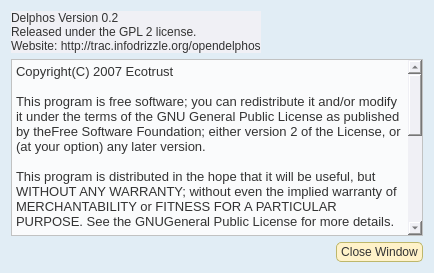
The window that src/gui/about_dialog.ui (Ecotrust/delphos) describes before a commit, drawn with Qt 5.
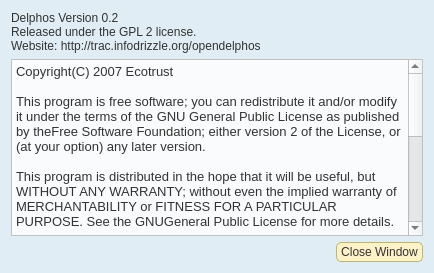
The same window after the commit.

```diff
--- a/src/gui/about_dialog.ui
+++ b/src/gui/about_dialog.ui
@@ -16,31 +16,31 @@
    <string>About Delphos</string>
   </property>
   <property name="styleSheet" >
-   <string>.QWidget {
-background-color: #E1EDF5;
+   <string notr="true" >.QWidget {
+   background-color: #E1EDF5;
 }
 
 /*Non-main window popup widgets
 QWidget {
-background-color: #f0f0f5;
+     background-color: #f0f0f5;
 }
 */
 
 
+	
 QWidget {
-background-color: #f0f0f5;
-font-family: arial;
-color: #333333;	
+    font-family: arial;
+    color: #333333;	
 }
 
 
 QHeaderView::section {
-padding-left: 6px;
-padding-right: 4px;
-background-color: #FFF7DB;
-border-width: 1px;
-border-color: darkkhaki;
-border-style: solid;
+    padding-left: 2px;
+    padding-right: 4px;
+    background-color: #FFF7DB;
+    border-width: 1px;
+    border-color: darkkhaki;
+    border-style: solid;
 }
 
 QHeaderView::section:hover {
@@ -48,38 +48,38 @@
 }
 
 /* Increase the padding, so the text is shifted when the button is
-pressed. */
+   pressed. */
 QHeaderView::section:pressed {
-padding-left: 4px;
-padding-top: 4px;
-background-color: #E6A84C;
+    padding-left: 4px;
+    padding-top: 4px;
+    background-color: #E6A84C;
 }
 
 QMainWindow {
-background-color: gainsboro;
-background-position: top right;
-background-repeat: no-repeat
+    background-color: gainsboro;
+    background-position: top right;
+    background-repeat: no-repeat
 }
 
 
 /* Nice Windows-XP-style password character. */
 QLineEdit[echoMode="2"] {
-lineedit-password-character: 9679;
+    lineedit-password-character: 9679;
 }
 
 /* We provide a min-width and min-height for push buttons
-so that they look elegant regardless of the width of the text. */
+   so that they look elegant regardless of the width of the text. */
 QPushButton {
-background-color: #FFF2C9;
-border-width: 1px;
-border-color: darkkhaki;
-border-style: solid;
-border-radius: 5;
-padding: 2px;
-padding-left: 4px;
-padding-right: 4px;
-min-width: 9ex;
-min-height: 2.5ex;
+    background-color: #FFF2C9;
+    border-width: 1px;
+    border-color: darkkhaki;
+    border-style: solid;
+    border-radius: 5;
+    padding: 2px;
+    padding-left: 4px;
+    padding-right: 4px;
+    min-width: 9ex;
+    min-height: 2.5ex;
 }
 
 QPushButton:hover {
@@ -87,49 +87,49 @@
 }
 
 /* Increase the padding, so the text is shifted when the button is
-pressed. */
+   pressed. */
 QPushButton:pressed {
-padding-left: 4px;
-padding-top: 4px;
-background-color: #E6A84C;
+    padding-left: 4px;
+    padding-top: 4px;
+    background-color: #E6A84C;
 }
 
 QLabel, QAbstractButton {
-font: normal;
+    font: normal;
 }
 
 /* Mark mandatory fields with a brownish color. */
 .mandatory {
-color: brown;
+    color: brown;
 }
 
 /* Bold text on status bar looks awful. */
 QStatusBar QLabel {
-font: normal;
+   font: normal;
 }
 
 QStatusBar::item {
-border-width: 1;
-border-color: darkkhaki;
-border-style: solid;
-border-radius: 2;
+    border-width: 1;
+    border-color: darkkhaki;
+    border-style: solid;
+    border-radius: 2;
 }
 
 QComboBox, QLineEdit, QSpinBox, QTextEdit, QListView {
-background-color: #fafbfc;
-selection-color: #0a214c;
-selection-background-color: #FFF2C9;
+    background-color: #fafbfc;
+    selection-color: #0a214c;
+    selection-background-color: #FFF2C9;
 }
 
 /* We reserve 1 pixel space in padding. When we get the focus,
-we kill the padding and enlarge the border. This makes the items
-glow. */
+   we kill the padding and enlarge the border. This makes the items
+   glow. */
 QLineEdit {
-border-width: 1px;
-padding: 1px;
-border-style: solid;
-border-color: #5f66a1;
-border-radius: 4px;
+    border-width: 1px;
+    padding: 1px;
+    border-style: solid;
+    border-color: #5f66a1;
+    border-radius: 4px;
 }
 
 /* As mentioned above, eliminate the padding and increase the border. */
@@ -145,7 +145,7 @@
 
 /* Force the dialog's buttons to follow the Windows guidelines. */
 QDialogButtonBox {
-button-layout: 0;
+    button-layout: 0;
 }
 
 QToolTip {
@@ -205,7 +205,8 @@
       </font>
      </property>
      <property name="html" >
-      <string>&lt;html>&lt;head>&lt;meta name="qrichtext" content="1" />&lt;style type="text/css">
+      <string>&lt;!DOCTYPE HTML PUBLIC "-//W3C//DTD HTML 4.0//EN" "http://www.w3.org/TR/REC-html40/strict.dtd">
+&lt;html>&lt;head>&lt;meta name="qrichtext" content="1" />&lt;style type="text/css">
 p, li { white-space: pre-wrap; }
 &lt;/style>&lt;/head>&lt;body style=" font-family:'arial'; font-size:8.25pt; font-weight:400; font-style:normal;">
 &lt;p style=" margin-top:12px; margin-bottom:0px; margin-left:0px; margin-right:0px; -qt-block-indent:0; text-indent:0px; font-family:'MS Shell Dlg 2'; font-size:8pt;">&lt;span style=" font-family:'Times New Roman, serif'; font-size:10pt;">Copyright(C) 2007 Ecotrust&lt;/span>&lt;/p>
```
Left out of the diff: 20 changed lines with no effect on the pictures.
